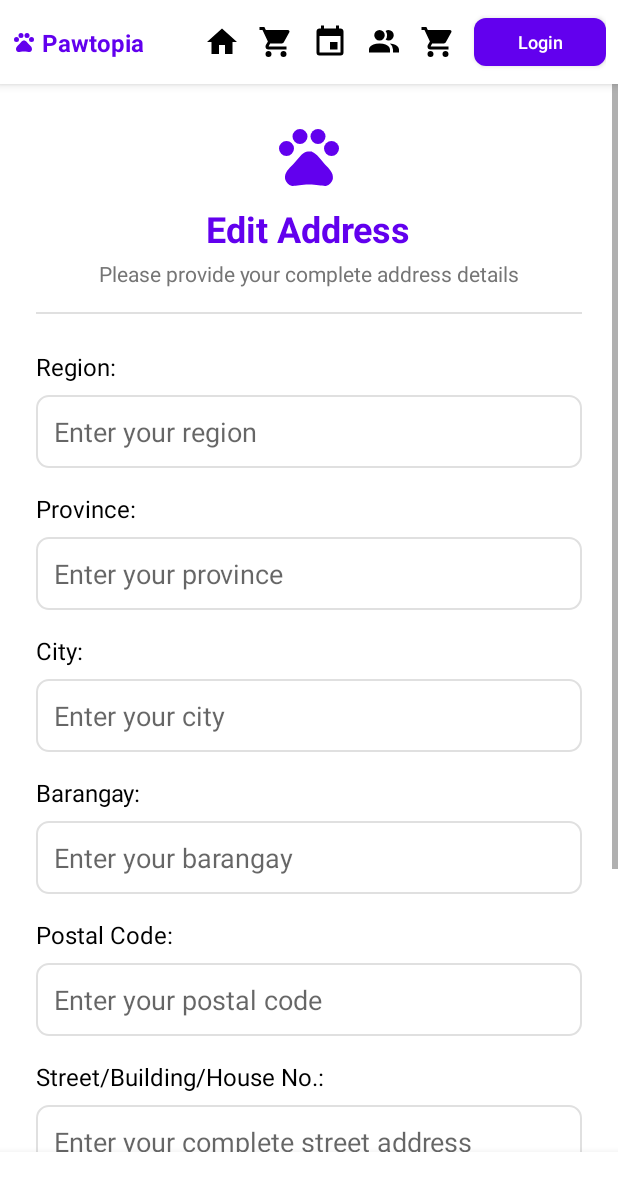
After one commit to anonimos07/IT342--Pawtopia, an Android app built with Jetpack Compose: the fragment EditProfileFragment placed in its activity, on a phone screen of 412 x 824 dp. The commit adds this screen. Shown: the top 1191 px of the screen. Run offline under Robolectric (Android 15) with nearby library versions, the phone set to English and light mode, and no system bars; network calls fail.

Commit message:
fully functional login, profile, edit profile and logout

```diff
--- a/frontend_mobile/app/build.gradle.kts
+++ b/frontend_mobile/app/build.gradle.kts
@@ -42,6 +42,7 @@
 
 dependencies {
 
+    implementation ("com.google.android.material:material:1.11.0")
     implementation("com.squareup.retrofit2:retrofit:2.9.0")
     implementation("com.squareup.retrofit2:converter-gson:2.9.0")
     implementation("com.google.code.gson:gson:2.8.9")
--- a/frontend_mobile/app/src/main/java/com/example/pawtopia/api/ApiService.kt
+++ b/frontend_mobile/app/src/main/java/com/example/pawtopia/api/ApiService.kt
@@ -4,28 +4,44 @@
 import com.example.pawtopia.model.LoginResponse
 import com.example.pawtopia.util.SessionManager
 import com.example.pawtopia.AuthInterceptor
+import com.example.pawtopia.model.AddressRequest
+import com.example.pawtopia.model.AddressResponse
 import com.example.pawtopia.model.SignupRequest
 import okhttp3.OkHttpClient
 import retrofit2.Response
 import retrofit2.Retrofit
 import retrofit2.converter.gson.GsonConverterFactory
 import retrofit2.http.Body
+import retrofit2.http.GET
 import retrofit2.http.POST
+import retrofit2.http.PUT
+import retrofit2.http.Path
+import java.util.concurrent.TimeUnit
 
-object ApiClient {  // Renamed from ApiService for clarity
-    private const val BASE_URL = "http://10.0.2.2:8080/"  // Update with your backend URL
+object ApiClient {
+    private const val BASE_URL = "http://10.0.2.2:8080/"
 
-    // Define your API endpoints in an interface
     interface ApiService {
         @POST("/users/login")
         suspend fun login(@Body request: LoginRequest): Response<LoginResponse>
         @POST("/users/signup")
         suspend fun signup(@Body request: SignupRequest): Response<Unit>
+        @GET("/adresses/get-users/{userId}")
+        suspend fun getUserAddress(@Path("userId") userId: Long): Response<AddressResponse>
+
+        @PUT("/adresses/users/{userId}")
+        suspend fun updateUserAddress(
+            @Path("userId") userId: Long,
+            @Body address: AddressRequest
+        ): Response<Unit>
     }
 
     fun createApiService(sessionManager: SessionManager): ApiService {
         val client = OkHttpClient.Builder()
-            .addInterceptor(AuthInterceptor(sessionManager))  // Attach token to requests
+            .connectTimeout(3600, TimeUnit.SECONDS)
+            .readTimeout(3600, TimeUnit.SECONDS)
+            .writeTimeout(3600, TimeUnit.SECONDS)
+            .addInterceptor(AuthInterceptor(sessionManager))
             .build()
 
         return Retrofit.Builder()
--- /dev/null
+++ b/frontend_mobile/app/src/main/java/com/example/pawtopia/fragments/EditProfileFragment.kt
@@ -0,0 +1,113 @@
+package com.example.pawtopia.fragments
+
+import android.os.Bundle
+import android.view.LayoutInflater
+import android.view.View
+import android.view.ViewGroup
+import android.widget.Toast
+import androidx.fragment.app.Fragment
+import androidx.lifecycle.lifecycleScope
+import com.example.pawtopia.R
+import com.example.pawtopia.databinding.FragmentEditProfileBinding
+import com.example.pawtopia.model.AddressRequest
+import com.example.pawtopia.repository.UserRepository
+import com.example.pawtopia.util.SessionManager
+import kotlinx.coroutines.launch
+
+class EditProfileFragment : Fragment() {
+    private var _binding: FragmentEditProfileBinding? = null
+    private val binding get() = _binding!!
+    private lateinit var sessionManager: SessionManager
+    private lateinit var userRepository: UserRepository
+
+    override fun onCreateView(
+        inflater: LayoutInflater,
+        container: ViewGroup?,
+        savedInstanceState: Bundle?
+    ): View {
+        _binding = FragmentEditProfileBinding.inflate(inflater, container, false)
+        sessionManager = SessionManager(requireContext())
+        userRepository = UserRepository(sessionManager)
+
+        setupUI()
+        setupClickListeners()
+
+        return binding.root
+    }
+
+    private fun setupUI() {
+        // Load current user data if available
+        // binding.etUsername.setText(sessionManager.getUsername() ?: "")
+        // binding.etEmail.setText(sessionManager.getEmail() ?: "")
+
+        // Fetch and display current address if available
+        fetchCurrentAddress()
+    }
+
+    private fun fetchCurrentAddress() {
+        lifecycleScope.launch {
+            try {
+                val userId = sessionManager.getUserId()
+                val response = userRepository.getUserAddress(userId)
+
+                if (response.isSuccess) {
+                    response.getOrNull()?.let { address ->
+                        binding.etRegion.setText(address.region)
+                        binding.etProvince.setText(address.province)
+                        binding.etCity.setText(address.city)
+                        binding.etBarangay.setText(address.barangay)
+                        binding.etPostalCode.setText(address.postalCode)
+                        binding.etStreet.setText(address.streetBuildingHouseNo)
+                    }
+                }
+            } catch (e: Exception) {
+                Toast.makeText(requireContext(), "Failed to load address", Toast.LENGTH_SHORT).show()
+            }
+        }
+    }
+
+    private fun setupClickListeners() {
+        binding.btnSave.setOnClickListener {
+            val address = AddressRequest(
+                region = binding.etRegion.text.toString(),
+                province = binding.etProvince.text.toString(),
+                city = binding.etCity.text.toString(),
+                barangay = binding.etBarangay.text.toString(),
+                postalCode = binding.etPostalCode.text.toString(),
+                streetBuildingHouseNo = binding.etStreet.text.toString()
+            )
+
+            updateAddress(address)
+        }
+
+        binding.btnBack.setOnClickListener {
+            parentFragmentManager.popBackStack()
+        }
+    }
+
+    private fun updateAddress(address: AddressRequest) {
+        lifecycleScope.launch {
+            try {
+                binding.progressBar.visibility = View.VISIBLE
+                val userId = sessionManager.getUserId()
+                val response = userRepository.updateUserAddress(userId, address)
+
+                if (response.isSuccess) {
+                    Toast.makeText(requireContext(), "Address updated successfully", Toast.LENGTH_SHORT).show()
+                    parentFragmentManager.popBackStack()
+                } else {
+                    Toast.makeText(requireContext(), "Failed to update address", Toast.LENGTH_SHORT).show()
+                }
+            } catch (e: Exception) {
+                Toast.makeText(requireContext(), "Error: ${e.message}", Toast.LENGTH_SHORT).show()
+            } finally {
+                binding.progressBar.visibility = View.GONE
+            }
+        }
+    }
+
+    override fun onDestroyView() {
+        super.onDestroyView()
+        _binding = null
+    }
+}
--- a/frontend_mobile/app/src/main/java/com/example/pawtopia/model/LoginRequest.kt
+++ b/frontend_mobile/app/src/main/java/com/example/pawtopia/model/LoginRequest.kt
@@ -1,6 +1,6 @@
 package com.example.pawtopia.model
 
 data class LoginRequest(
-    val usernameOrEmail: String,
+    val username: String,
     val password: String
 )
--- a/frontend_mobile/app/src/main/java/com/example/pawtopia/repository/UserRepository.kt
+++ b/frontend_mobile/app/src/main/java/com/example/pawtopia/repository/UserRepository.kt
@@ -1,6 +1,8 @@
 package com.example.pawtopia.repository
 
 import com.example.pawtopia.api.ApiClient
+import com.example.pawtopia.model.AddressRequest
+import com.example.pawtopia.model.AddressResponse
 import com.example.pawtopia.model.LoginRequest
 import com.example.pawtopia.model.LoginResponse
 import com.example.pawtopia.model.SignupRequest
@@ -54,4 +56,32 @@
             Result.failure(e)
         }
     }
+
+    suspend fun getUserAddress(userId: Long): Result<AddressResponse> {
+        return try {
+            val response = apiService.getUserAddress(userId)
+            if (response.isSuccessful) {
+                response.body()?.let {
+                    Result.success(it)
+                } ?: Result.failure(Exception("Empty response body"))
+            } else {
+                Result.failure(Exception("Failed to get address: ${response.code()}"))
+            }
+        } catch (e: Exception) {
+            Result.failure(e)
+        }
+    }
+
+    suspend fun updateUserAddress(userId: Long, address: AddressRequest): Result<Unit> {
+        return try {
+            val response = apiService.updateUserAddress(userId, address)
+            if (response.isSuccessful) {
+                Result.success(Unit)
+            } else {
+                Result.failure(Exception("Failed to update address: ${response.code()}"))
+            }
+        } catch (e: Exception) {
+            Result.failure(e)
+        }
+    }
 }
--- /dev/null
+++ b/frontend_mobile/app/src/main/res/drawable/ic_profile_placeholder.xml
@@ -0,0 +1,9 @@
+<vector xmlns:android="http://schemas.android.com/apk/res/android"
+    android:width="24dp"
+    android:height="24dp"
+    android:viewportWidth="24"
+    android:viewportHeight="24">
+    <path
+        android:fillColor="#FF000000"
+        android:pathData="M12,2C6.48,2 2,6.48 2,12s4.48,10 10,10 10,-4.48 10,-10S17.52,2 12,2zM12,5c1.66,0 3,1.34 3,3s-1.34,3 -3,3 -3,-1.34 -3,-3 1.34,-3 3,-3zM12,19.2c-2.5,0 -4.71,-1.28 -6,-3.22 0.03,-1.99 4,-3.08 6,-3.08 1.99,0 5.97,1.09 6,3.08 -1.29,1.94 -3.5,3.22 -6,3.22z" />
+</vector>
--- a/frontend_mobile/app/src/main/res/layout/activity_login.xml
+++ b/frontend_mobile/app/src/main/res/layout/activity_login.xml
@@ -232,10 +232,9 @@
 
         <Button
             android:id="@+id/btnGoogle"
-            android:layout_width="0dp"
+            android:layout_width="wrap_content"
             android:layout_height="wrap_content"
             android:layout_marginTop="16dp"
-            android:layout_marginEnd="8dp"
             android:background="@drawable/button_outline_background"
             android:drawableStart="@drawable/ic_google"
             android:drawablePadding="8dp"
@@ -243,7 +242,7 @@
             android:text="Google"
             android:textAllCaps="false"
             android:textColor="@color/black"
-            app:layout_constraintHorizontal_chainStyle="spread_inside"
+            app:layout_constraintEnd_toEndOf="parent"
             app:layout_constraintStart_toStartOf="parent"
             app:layout_constraintTop_toBottomOf="@+id/tvOr" />
 
--- a/frontend_mobile/app/src/main/res/layout/activity_signup.xml
+++ b/frontend_mobile/app/src/main/res/layout/activity_signup.xml
@@ -365,10 +365,9 @@
 
         <Button
             android:id="@+id/btnGoogle"
-            android:layout_width="0dp"
+            android:layout_width="wrap_content"
             android:layout_height="wrap_content"
             android:layout_marginTop="16dp"
-            android:layout_marginEnd="8dp"
             android:background="@drawable/button_outline_background"
             android:drawableStart="@drawable/ic_google"
             android:drawablePadding="8dp"
@@ -376,7 +375,7 @@
             android:text="Google"
             android:textAllCaps="false"
             android:textColor="@color/black"
-            app:layout_constraintHorizontal_chainStyle="spread_inside"
+            app:layout_constraintEnd_toEndOf="parent"
             app:layout_constraintStart_toStartOf="parent"
             app:layout_constraintTop_toBottomOf="@+id/tvOr" />
 
--- /dev/null
+++ b/frontend_mobile/app/src/main/res/layout/fragment_edit_profile.xml
@@ -0,0 +1,219 @@
+<?xml version="1.0" encoding="utf-8"?>
+<ScrollView xmlns:android="http://schemas.android.com/apk/res/android"
+    xmlns:app="http://schemas.android.com/apk/res-auto"
+    xmlns:tools="http://schemas.android.com/tools"
+    android:layout_width="match_parent"
+    android:layout_height="match_parent"
+    android:fillViewport="true"
+    android:background="@color/white">
+
+    <LinearLayout
+        android:layout_width="match_parent"
+        android:layout_height="wrap_content"
+        android:orientation="vertical"
+        android:padding="24dp">
+
+        <!-- Header -->
+        <LinearLayout
+            android:layout_width="match_parent"
+            android:layout_height="wrap_content"
+            android:orientation="vertical"
+            android:layout_marginBottom="16dp">
+
+            <ImageView
+                android:layout_width="48dp"
+                android:layout_height="48dp"
+                android:src="@drawable/ic_paw"
+                android:layout_gravity="center_horizontal"
+                android:contentDescription="Paw icon"
+                app:tint="@color/purple" />
+
+            <TextView
+                android:layout_width="wrap_content"
+                android:layout_height="wrap_content"
+                android:text="Edit Address"
+                android:textSize="24sp"
+                android:textStyle="bold"
+                android:textColor="@color/purple"
+                android:layout_gravity="center_horizontal"
+                android:layout_marginTop="8dp" />
+
+            <TextView
+                android:layout_width="match_parent"
+                android:layout_height="wrap_content"
+                android:text="Please provide your complete address details"
+                android:textColor="@color/dark_gray"
+                android:textSize="14sp"
+                android:gravity="center"
+                android:layout_marginTop="4dp" />
+        </LinearLayout>
+
+        <View
+            android:layout_width="match_parent"
+            android:layout_height="1dp"
+            android:background="@color/light_gray"
+            android:layout_marginBottom="24dp" />
+
+        <!-- Form Fields -->
+        <TextView
+            android:layout_width="wrap_content"
+            android:layout_height="wrap_content"
+            android:text="Region:"
+            android:textColor="@color/black"
+            android:textSize="16sp" />
+
+        <EditText
+            android:id="@+id/etRegion"
+            android:layout_width="match_parent"
+            android:layout_height="wrap_content"
+            android:layout_marginTop="8dp"
+            android:background="@drawable/edit_text_background"
+            android:hint="Enter your region"
+            android:inputType="text"
+            android:padding="12dp" />
+
+        <TextView
+            android:layout_width="wrap_content"
+            android:layout_height="wrap_content"
+            android:text="Province:"
+            android:textColor="@color/black"
+            android:textSize="16sp"
+            android:layout_marginTop="16dp" />
+
+        <EditText
+            android:id="@+id/etProvince"
+            android:layout_width="match_parent"
+            android:layout_height="wrap_content"
+            android:layout_marginTop="8dp"
+            android:background="@drawable/edit_text_background"
+            android:hint="Enter your province"
+            android:inputType="text"
+            android:padding="12dp" />
+
+        <TextView
+            android:layout_width="wrap_content"
+            android:layout_height="wrap_content"
+            android:text="City:"
+            android:textColor="@color/black"
+            android:textSize="16sp"
+            android:layout_marginTop="16dp" />
+
+        <EditText
+            android:id="@+id/etCity"
+            android:layout_width="match_parent"
+            android:layout_height="wrap_content"
+            android:layout_marginTop="8dp"
+            android:background="@drawable/edit_text_background"
+            android:hint="Enter your city"
+            android:inputType="text"
+            android:padding="12dp" />
+
+        <TextView
+            android:layout_width="wrap_content"
+            android:layout_height="wrap_content"
+            android:text="Barangay:"
+            android:textColor="@color/black"
+            android:textSize="16sp"
+            android:layout_marginTop="16dp" />
+
+        <EditText
+            android:id="@+id/etBarangay"
+            android:layout_width="match_parent"
+            android:layout_height="wrap_content"
+            android:layout_marginTop="8dp"
+            android:background="@drawable/edit_text_background"
+            android:hint="Enter your barangay"
+            android:inputType="text"
+            android:padding="12dp" />
+
+        <TextView
+            android:layout_width="wrap_content"
+            android:layout_height="wrap_content"
+            android:text="Postal Code:"
+            android:textColor="@color/black"
+            android:textSize="16sp"
+            android:layout_marginTop="16dp" />
+
+        <EditText
+            android:id="@+id/etPostalCode"
+            android:layout_width="match_parent"
+            android:layout_height="wrap_content"
+            android:layout_marginTop="8dp"
+            android:background="@drawable/edit_text_background"
+            android:hint="Enter your postal code"
+            android:inputType="number"
+            android:padding="12dp" />
+
+        <TextView
+            android:layout_width="wrap_content"
+            android:layout_height="wrap_content"
+            android:text="Street/Building/House No.:"
+            android:textColor="@color/black"
+            android:textSize="16sp"
+            android:layout_marginTop="16dp" />
+
+        <EditText
+            android:id="@+id/etStreet"
+            android:layout_width="match_parent"
+            android:layout_height="wrap_content"
+            android:layout_marginTop="8dp"
+            android:background="@drawable/edit_text_background"
+            android:hint="Enter your complete street address"
+            android:inputType="text"
+            android:padding="12dp" />
+
+        <!-- Buttons -->
+        <Button
+            android:id="@+id/btnSave"
+            android:layout_width="match_parent"
+            android:layout_height="wrap_content"
+            android:layout_marginTop="32dp"
+            android:background="@drawable/button_background"
+            android:padding="12dp"
+            android:text="Save Address"
+            android:textAllCaps="false"
+            android:textColor="@color/white"
+            android:textSize="16sp" />
+
+        <Button
+            android:id="@+id/btnBack"
+            android:layout_width="match_parent"
+            android:layout_height="wrap_content"
+            android:layout_marginTop="16dp"
+            android:background="@drawable/button_outline_background"
+            android:padding="12dp"
+            android:text="Back"
+            android:textAllCaps="false"
+            android:textColor="@color/black"
+            android:textSize="16sp" />
+
+        <ProgressBar
+            android:id="@+id/progressBar"
+            android:layout_width="wrap_content"
+            android:layout_height="wrap_content"
+            android:layout_gravity="center_horizontal"
+            android:layout_marginTop="24dp"
+            android:visibility="gone"
+            android:indeterminateTint="@color/purple" />
+
+        <!-- Footer -->
+        <View
+            android:layout_width="match_parent"
+            android:layout_height="1dp"
+            android:background="@color/light_gray"
+            android:layout_marginTop="32dp" />
+
+        <TextView
+            android:layout_width="wrap_content"
+            android:layout_height="wrap_content"
+            android:layout_marginTop="16dp"
+            android:drawableStart="@drawable/ic_paw_small"
+            android:drawablePadding="8dp"
+            android:text="Pawtopia"
+            android:textColor="@color/purple"
+            android:textSize="16sp"
+            android:textStyle="bold"
+            android:layout_gravity="center_horizontal" />
+
+    </LinearLayout>
+</ScrollView>
--- a/frontend_mobile/app/src/main/res/menu/bottom_navigation_menu.xml
+++ b/frontend_mobile/app/src/main/res/menu/bottom_navigation_menu.xml
@@ -16,4 +16,9 @@
         android:id="@+id/nav_about"
         android:icon="@drawable/ic_about"
         android:title="About" />
+
+    <item
+        android:id="@+id/nav_profile"
+        android:icon="@drawable/ic_profile_placeholder"
+        android:title="Profile" />
 </menu>
--- a/frontend_mobile/app/src/main/res/values/colors.xml
+++ b/frontend_mobile/app/src/main/res/values/colors.xml
@@ -14,4 +14,8 @@
     <color name="very_light_purple">#F8F5FF</color>
     <color name="light_gray">#E0E0E0</color>
     <color name="dark_gray">#757575</color>
+
+    <color name="blue_500">#2196F3</color>
+    <color name="blue_700">#1976D2</color>
+    <color name="gray_600">#757575</color>
 </resources>
--- a/frontend_mobile/app/src/main/res/xml/network_security_config.xml
+++ b/frontend_mobile/app/src/main/res/xml/network_security_config.xml
@@ -2,6 +2,5 @@
 <network-security-config>
     <domain-config cleartextTrafficPermitted="true">
         <domain includeSubdomains="true">10.0.2.2</domain>
-        <domain includeSubdomains="true">localhost</domain>
     </domain-config>
 </network-security-config>
```
Also changed, not shown: frontend_mobile/app/src/main/java/com/example/pawtopia/LoginActivity.kt (+9 -7 lines), frontend_mobile/app/src/main/java/com/example/pawtopia/MainActivity.kt (+12 -3 lines), frontend_mobile/app/src/main/java/com/example/pawtopia/fragments/ProfileFragment.kt (added, +60 -0 lines), frontend_mobile/app/src/main/java/com/example/pawtopia/model/AddressRequest.kt (added, +10 -0 lines), frontend_mobile/app/src/main/java/com/example/pawtopia/model/AddressResponse.kt (added, +11 -0 lines), frontend_mobile/app/src/main/java/com/example/pawtopia/util/SessionManager.kt (+6 -9 lines), frontend_mobile/app/src/main/res/layout/fragment_profile.xml (added, +186 -0 lines), frontend_mobile/app/src/main/res/values/strings.xml (+12 -0 lines).
